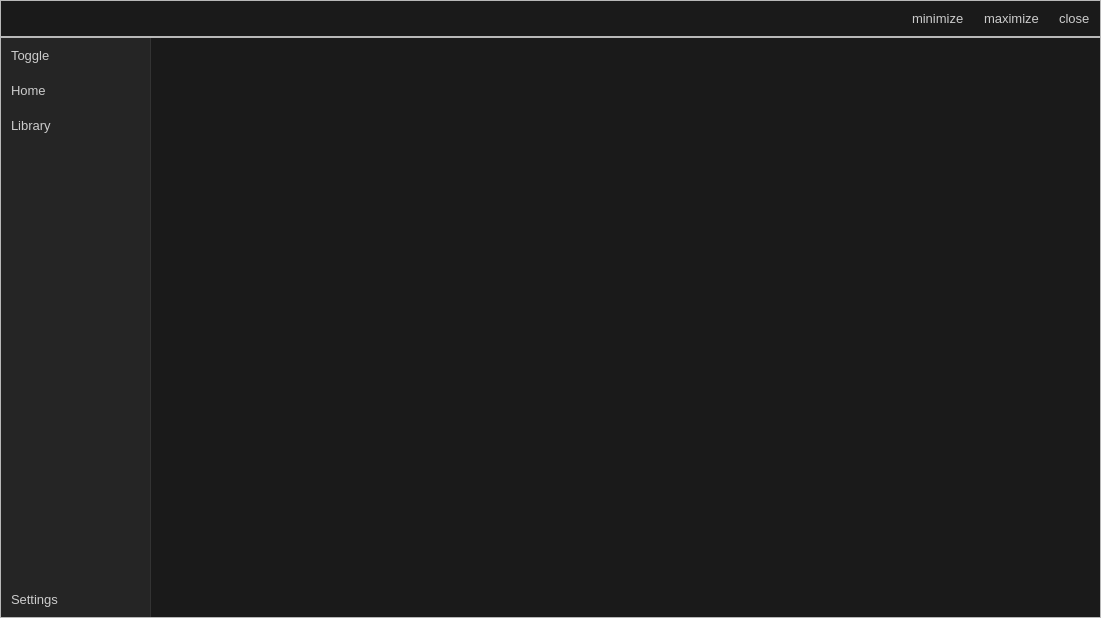
Before: the Qt Designer form mainwindow.ui in nerusnexus/data-hoarder, drawn with Qt 5.
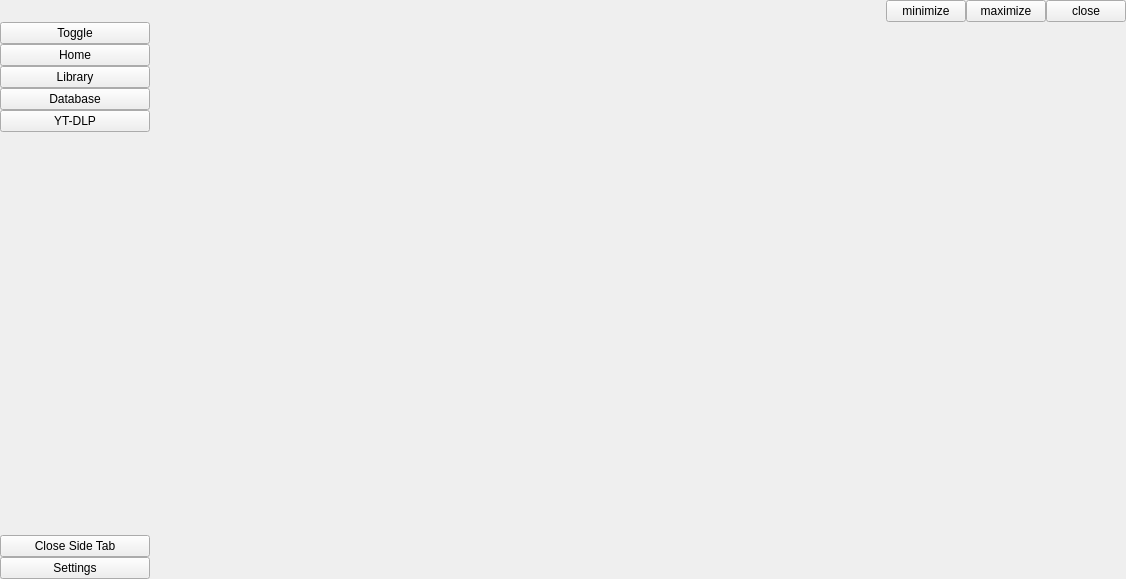
After: the same form once the commit is applied.

Commit message: Layout Adjusts

```diff
--- a/mainwindow.ui
+++ b/mainwindow.ui
@@ -6,49 +6,47 @@
    <rect>
     <x>0</x>
     <y>0</y>
-    <width>1101</width>
-    <height>618</height>
+    <width>1126</width>
+    <height>579</height>
    </rect>
   </property>
   <property name="windowTitle">
    <string>MainWindow</string>
   </property>
   <property name="styleSheet">
-   <string notr="true">/* Fundo geral do App */
-QMainWindow {
-    background-color: #1a1a1a;
-}
-
-/* Estilo da Barra Lateral */
-QFrame#frame_sidebar {
-    background-color: #252525;
-    border: none;
-    border-right: 1px solid #333;
-}
-
-/* Botões da Barra Lateral */
-QPushButton {
-    background-color: transparent;
-    color: #cccccc;
-    border: none;
-    border-radius: 5px;
-    text-align: left;
-    padding: 10px;
-    font-size: 13px;
-}
-
-QPushButton:hover {
-    background-color: #333333;
-    color: white;
-}
-
-/* Destaque para o botão ativo (precisaremos de lógica Python depois) */
-QPushButton:checked {
-    background-color: #444444;
-    border-left: 3px solid #0078d4;
-}</string>
+   <string notr="true"/>
+  </property>
+  <property name="tabShape">
+   <enum>QTabWidget::TabShape::Rounded</enum>
   </property>
   <widget class="QWidget" name="centralwidget">
+   <layout class="QHBoxLayout" name="horizontalLayout_3">
+    <property name="spacing">
+     <number>0</number>
+    </property>
+    <property name="leftMargin">
+     <number>0</number>
+    </property>
+    <property name="topMargin">
+     <number>0</number>
+    </property>
+    <property name="rightMargin">
+     <number>0</number>
+    </property>
+    <property name="bottomMargin">
+     <number>0</number>
+    </property>
+    <item>
+     <widget class="QFrame" name="frame_main">
+      <property name="frameShape">
+       <enum>QFrame::Shape::NoFrame</enum>
+      </property>
+      <property name="frameShadow">
+       <enum>QFrame::Shadow::Plain</enum>
+      </property>
+      <property name="lineWidth">
+       <number>0</number>
+      </property>
    <layout class="QVBoxLayout" name="verticalLayout_2">
     <property name="spacing">
      <number>0</number>
@@ -77,10 +75,10 @@
        </size>
       </property>
       <property name="frameShape">
-       <enum>QFrame::Shape::StyledPanel</enum>
+          <enum>QFrame::Shape::NoFrame</enum>
       </property>
       <property name="frameShadow">
-       <enum>QFrame::Shadow::Raised</enum>
+          <enum>QFrame::Shadow::Plain</enum>
       </property>
       <property name="lineWidth">
        <number>0</number>
@@ -108,7 +106,7 @@
          </property>
          <property name="sizeHint" stdset="0">
           <size>
-           <width>901</width>
+              <width>883</width>
            <height>20</height>
           </size>
          </property>
@@ -141,10 +139,13 @@
     <item>
      <widget class="QFrame" name="frame_main_content">
       <property name="frameShape">
-       <enum>QFrame::Shape::StyledPanel</enum>
+          <enum>QFrame::Shape::NoFrame</enum>
       </property>
       <property name="frameShadow">
-       <enum>QFrame::Shadow::Raised</enum>
+          <enum>QFrame::Shadow::Plain</enum>
+         </property>
+         <property name="lineWidth">
+          <number>0</number>
       </property>
       <layout class="QHBoxLayout" name="horizontalLayout_2">
        <property name="spacing">
@@ -190,10 +191,13 @@
           </size>
          </property>
          <property name="frameShape">
-          <enum>QFrame::Shape::StyledPanel</enum>
+             <enum>QFrame::Shape::NoFrame</enum>
          </property>
          <property name="frameShadow">
-          <enum>QFrame::Shadow::Raised</enum>
+             <enum>QFrame::Shadow::Plain</enum>
+            </property>
+            <property name="lineWidth">
+             <number>0</number>
          </property>
          <layout class="QVBoxLayout" name="verticalLayout">
           <property name="spacing">
@@ -232,6 +236,26 @@
             </property>
            </widget>
           </item>
+             <item>
+              <widget class="QPushButton" name="btn_database">
+               <property name="cursor">
+                <cursorShape>PointingHandCursor</cursorShape>
+               </property>
+               <property name="text">
+                <string>Database</string>
+               </property>
+              </widget>
+             </item>
+             <item>
+              <widget class="QPushButton" name="btn_ytdlp">
+               <property name="cursor">
+                <cursorShape>PointingHandCursor</cursorShape>
+               </property>
+               <property name="text">
+                <string>YT-DLP</string>
+               </property>
+              </widget>
+             </item>
           <item>
            <spacer name="verticalSpacer">
             <property name="orientation">
@@ -245,6 +269,16 @@
             </property>
            </spacer>
           </item>
+             <item>
+              <widget class="QPushButton" name="btn_closeSideTab">
+               <property name="cursor">
+                <cursorShape>PointingHandCursor</cursorShape>
+               </property>
+               <property name="text">
+                <string>Close Side Tab</string>
+               </property>
+              </widget>
+             </item>
           <item>
            <widget class="QPushButton" name="btn_settings">
             <property name="text">
@@ -257,6 +291,9 @@
        </item>
        <item>
         <widget class="QStackedWidget" name="stacked_pages">
+            <property name="lineWidth">
+             <number>0</number>
+            </property>
          <property name="currentIndex">
           <number>1</number>
          </property>
@@ -268,8 +305,9 @@
      </widget>
     </item>
    </layout>
-   <zorder>frame_main_content</zorder>
-   <zorder>frame_title_bar</zorder>
+     </widget>
+    </item>
+   </layout>
   </widget>
  </widget>
  <resources/>
```
Left out of the diff: 33 changed lines with no effect on the pictures. Lines whose indentation alone changed are shown as unchanged. The commit also changes 6 other files.
